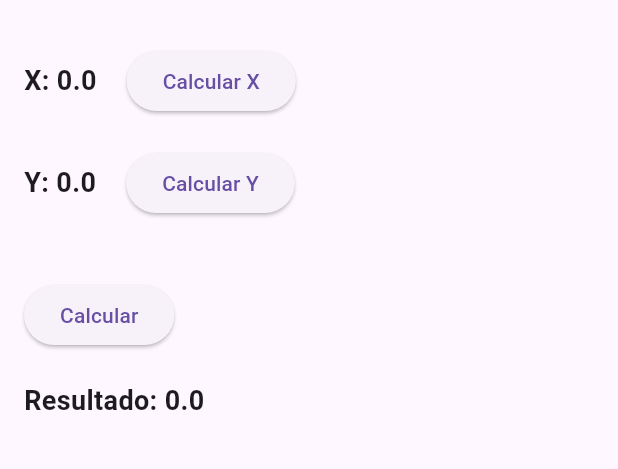
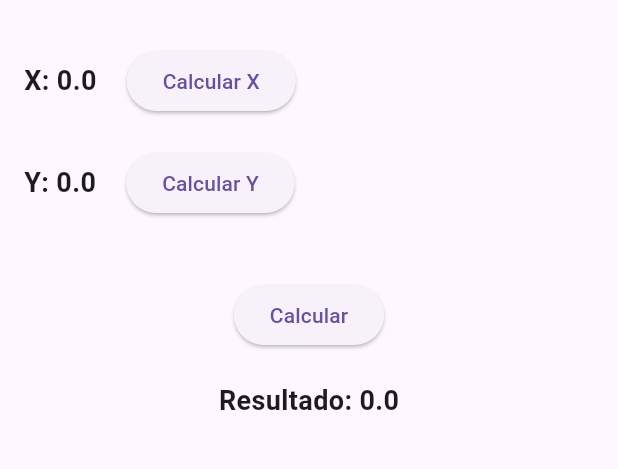
Before and after one commit to brunojamelli/calculadora_simples, a Flutter app: the Tela2 screen opened directly with empty values, after a tap on "Salvar", on a phone screen of 412 x 824 dp, the part 63-532 px from its top. Run offline on Flutter 3.47's test engine with Material 3 defaults, Android fonts, the phone set to English and light mode, and no system bars.

Commit message:
feat: centralizando o botão de calcular e o resultado

```diff
--- a/lib/main.dart
+++ b/lib/main.dart
@@ -63,9 +63,8 @@ class _Tela1State extends State<Tela1> {
       body: Padding(
         padding: const EdgeInsets.all(16.0),
         child: Column(
-          crossAxisAlignment: CrossAxisAlignment.start, // Alinha à esquerda
+          crossAxisAlignment: CrossAxisAlignment.start,
           children: [
-            // Linha para X
             Row(
               children: [
                 Text(
@@ -80,7 +79,6 @@ class _Tela1State extends State<Tela1> {
               ],
             ),
             SizedBox(height: 20),
-            // Linha para Y
             Row(
               children: [
                 Text(
@@ -95,6 +93,10 @@ class _Tela1State extends State<Tela1> {
               ],
             ),
             SizedBox(height: 40),
+            Center(
+              child: Column(
+                mainAxisAlignment: MainAxisAlignment.center,
+                children: [
                   ElevatedButton(
                     onPressed: _calcular,
                     child: Text('Calcular'),
@@ -107,12 +109,15 @@ class _Tela1State extends State<Tela1> {
                 ],
               ),
             ),
+          ],
+        ),
+      ),
     );
   }
 }
 
 class Tela2 extends StatefulWidget {
-  final String tipo; // 'x' ou 'y'
+  final String tipo;
 
   Tela2({required this.tipo});
 
@@ -125,7 +130,7 @@ class _Tela2State extends State<Tela2> {
 
   void _salvar() {
     double valor = double.tryParse(_controller.text) ?? 0.0;
-    Navigator.pop(context, valor); // Retorna o valor para a Tela 1
+    Navigator.pop(context, valor);
   }
 
   @override
@@ -138,11 +143,11 @@ class _Tela2State extends State<Tela2> {
         child: Padding(
           padding: const EdgeInsets.all(16.0),
           child: Column(
-            mainAxisAlignment: MainAxisAlignment.center, // Centraliza verticalmente
-            crossAxisAlignment: CrossAxisAlignment.center, // Centraliza horizontalmente
+            mainAxisAlignment: MainAxisAlignment.center,
+            crossAxisAlignment: CrossAxisAlignment.center,
             children: [
               SizedBox(
-                width: 300, // Largura fixa para o campo de texto
+                width: 300,
                 child: TextField(
                   controller: _controller,
                   decoration: InputDecoration(
```
Lines whose indentation alone changed are shown as unchanged.
